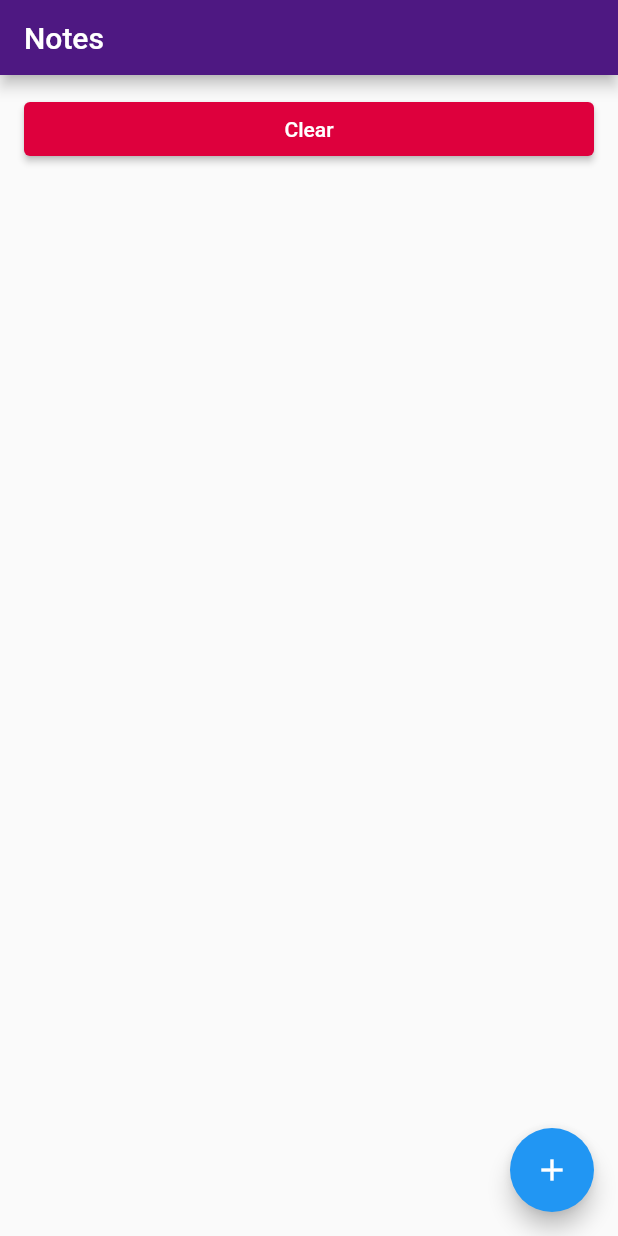
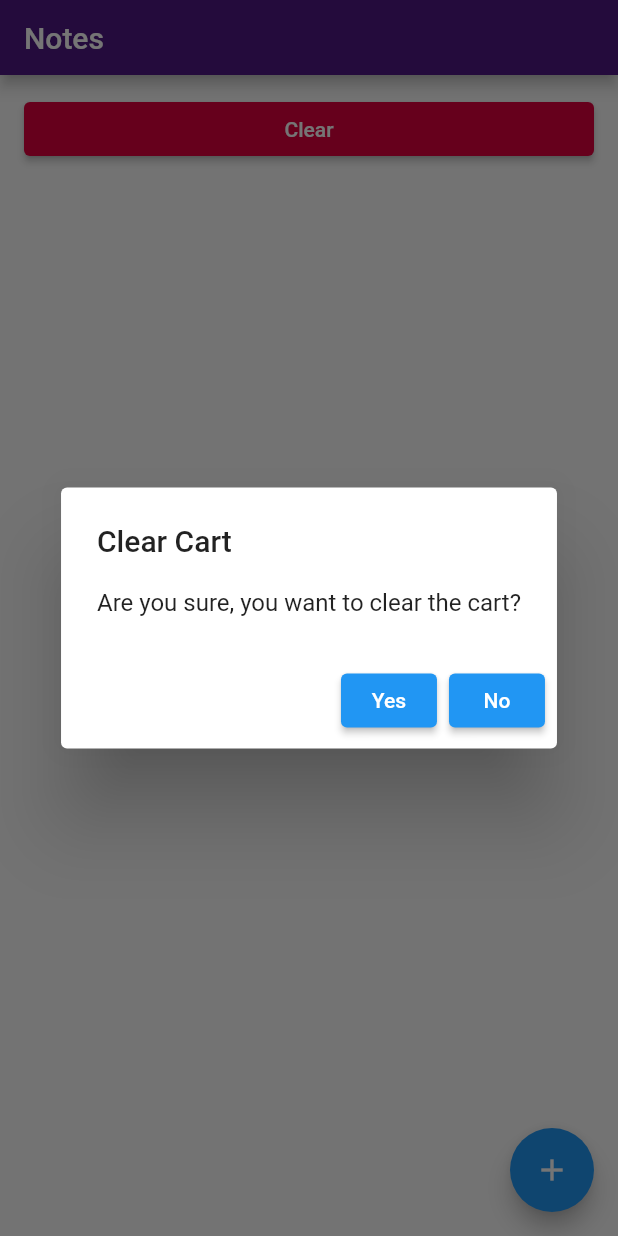
Before and after one commit to Prsn617/Productivity, a Flutter app: the Notes screen opened directly, after a tap on "Clear", on a phone screen of 412 x 824 dp. Run offline on Flutter 3.47's test engine with Material 2 defaults, Android fonts, the light colour scheme and no system bars; our stand-ins replace gap, localstorage.

Commit message:
Show dialog on clear

```diff
--- a/productivity_app/lib/screens/notes.dart
+++ b/productivity_app/lib/screens/notes.dart
@@ -101,6 +101,34 @@ class _NotesState extends State<Notes> {
     );
   }
 
+  void clearStorage() {
+    showDialog(
+        context: context,
+        builder: (BuildContext builder) {
+          return AlertDialog(
+            title: const Text("Clear Cart"),
+            content: const SingleChildScrollView(
+                child: Text("Are you sure, you want to clear the cart?")),
+            actions: <Widget>[
+              ElevatedButton(
+                  onPressed: () {
+                    setState(() {
+                      notes.clear();
+                      addtoStorage(notes);
+                    });
+                    Navigator.of(context).pop();
+                  },
+                  child: const Text('Yes')),
+              ElevatedButton(
+                  onPressed: () {
+                    Navigator.of(context).pop();
+                  },
+                  child: const Text('No')),
+            ],
+          );
+        });
+  }
+
   void addtoStorage(notesss) {
     storage.setItem('notes', notesss);
   }
@@ -186,12 +214,7 @@ class _NotesState extends State<Notes> {
                 width: double.infinity,
                 child: ElevatedButton(
                     style: ElevatedButton.styleFrom(primary: Styles.redColor),
-                    onPressed: () {
-                      setState(() {
-                        notes.clear();
-                        addtoStorage(notes);
-                      });
-                    },
+                    onPressed: clearStorage,
                     child: const Text('Clear')),
               )
             ],
```
Also changed, not shown: productivity_app/lib/screens/home.dart (+29 -6 lines).
